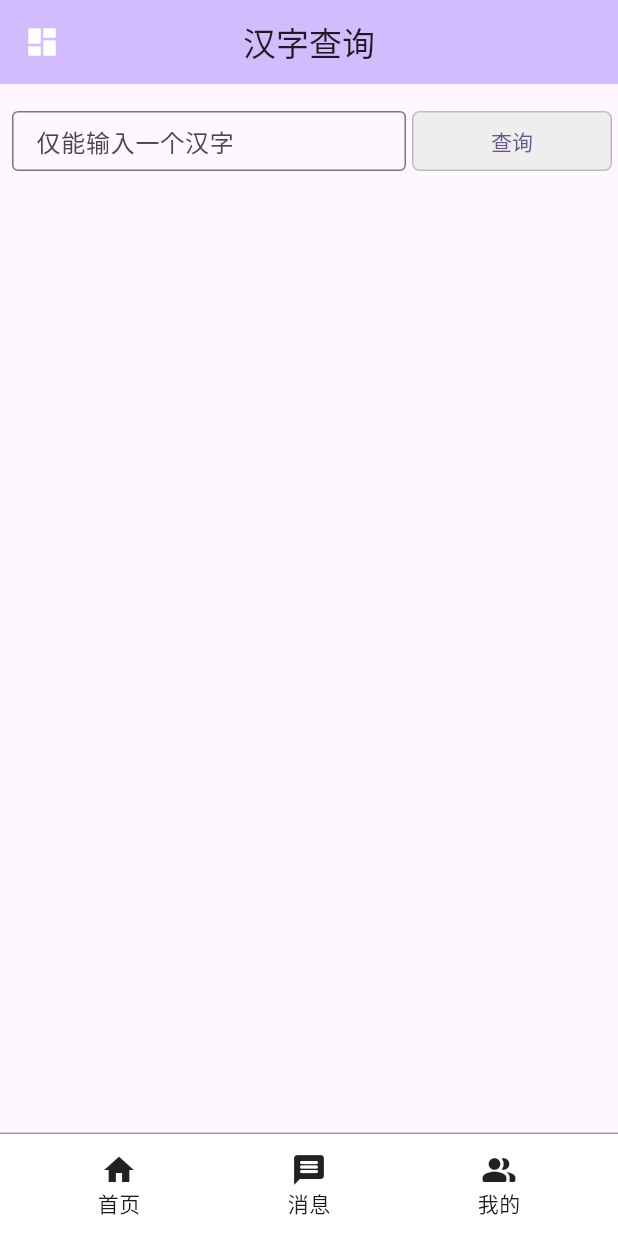
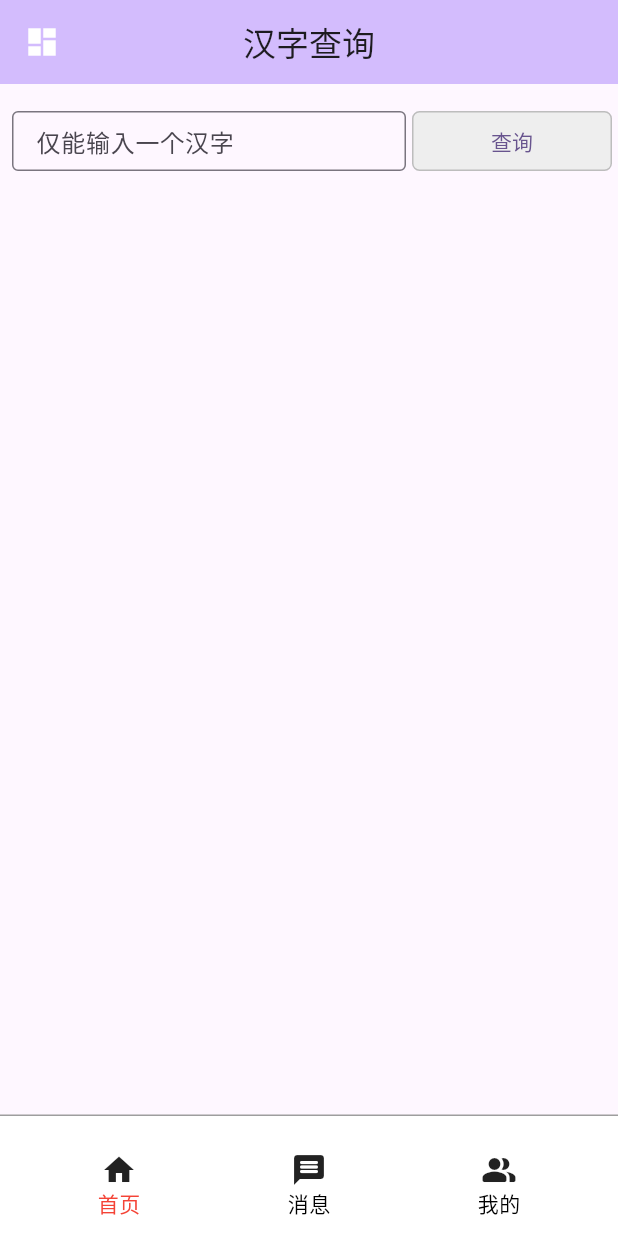
Before and after one commit to CyXiaoFeng/chineseStrock, a Flutter app: the screen it shows after launch, on a phone screen of 412 x 824 dp. Run offline on Flutter 3.47's test engine with Material 3 defaults, Android fonts, the phone set to English and light mode, and no system bars; our stand-ins replace permission_handler, universal_io.

Commit message:
脑子比较轴，终于实现了自定义bottomnavigatoritem,也算是一个学习dart的过程

```diff
--- a/lib/main.dart
+++ b/lib/main.dart
@@ -2,10 +2,8 @@
 
 import 'dart:convert';
 
-import 'package:chinesestrock/widget/bottomNavigation.dart';
+import 'package:chinesestrock/widget/BottomNavigation.dart';
 import 'package:flutter/material.dart';
-import 'package:flutter/services.dart';
-import 'package:http/http.dart' as http;
 // ignore: library_prefixes
 import 'package:html/parser.dart' as htmlParser;
 import 'package:permission_handler/permission_handler.dart';
@@ -53,12 +51,12 @@ class MyApp extends StatelessWidget {
   @override
   Widget build(BuildContext context) {
     return MaterialApp(
-      debugShowCheckedModeBanner: false, //取消appbar的测试标签
+      debugShowCheckedModeBanner: false, //不显示appbar的测试标签
       title: '汉字笔顺查询',
       theme: ThemeData(
           colorScheme: ColorScheme.fromSeed(seedColor: Colors.deepPurple),
           useMaterial3: true,
-          bottomAppBarTheme: const BottomAppBarTheme(height: 68.0)),
+          bottomAppBarTheme: const BottomAppBarTheme()),
       home: const MyHomePage(title: '汉字笔顺'),
     );
   }
@@ -79,6 +77,13 @@ class _MyHomePageState extends State<MyHomePage> {
     const ChildItemPage(title: "消息"),
     const ChildItemPage(title: "我的")
   ];
+  BottomNavigation? bnav;
+
+  @override
+  void initState() {
+    super.initState();
+    bnav = getNav();
+  }
 
   final List<BottomNavigationBarItem> navItems = [
     const BottomNavigationBarItem(
@@ -90,7 +95,7 @@ class _MyHomePageState extends State<MyHomePage> {
       label: '消息',
     ),
     const BottomNavigationBarItem(
-      icon: Icon(Icons.people),
+      icon: Icon(Icons.people_alt_rounded),
       label: '我的',
     ),
   ];
@@ -111,10 +116,7 @@ class _MyHomePageState extends State<MyHomePage> {
             );
           }),
         ),
-        bottomNavigationBar: BottomNavigation(
-          bottomNavItems: navItems,
-          changePageCallback: _changePage,
-        ),
+        bottomNavigationBar: getNav(),
         // floatingActionButton: FloatingActionButton(
         //   onPressed: () {},
         //   child: Icon(Icons.add),
@@ -123,11 +125,19 @@ class _MyHomePageState extends State<MyHomePage> {
         body: pages[currentPage]);
   }
 
-  void _changePage(int index) {
-    print(index);
+  BottomNavigation getNav() {
+    return BottomNavigation(
+      bottomNavItems: navItems,
+      changePageCallback: _changePage,
+    );
+  }
+
+  void _changePage(int index, Widget? widget) {
+    // print((widget as MyBottomAppBarItem).index);
     if (index != currentPage) {
       setState(() {
         currentPage = index;
+        // bnav?.changTab(currentPage);
       });
     }
   }
--- a/lib/pages/ChildItemPage.dart
+++ b/lib/pages/ChildItemPage.dart
@@ -19,7 +19,7 @@ class _GetChildItemPageState extends State<ChildItemPage> {
 
   @override
   Widget build(BuildContext context) {
-    print(widget.title);
+    // print(widget.title);
     return Column(
       children: <Widget>[
         Container(height: 10.0),
--- a/lib/widget/bottomNavigation.dart
+++ b/lib/widget/bottomNavigation.dart
@@ -2,37 +2,45 @@
 
 import 'package:flutter/material.dart';
 
-class BottomNavigation extends StatelessWidget {
+class BottomNavigation extends StatefulWidget {
   final List<BottomNavigationBarItem> bottomNavItems;
   // ignore: prefer_typing_uninitialized_variables
-  final void Function(int) changePageCallback;
+  final void Function(int, Widget?) changePageCallback;
+
   const BottomNavigation(
       {super.key,
       required this.bottomNavItems,
       required this.changePageCallback});
+  @override
+  // ignore: no_logic_in_create_state
+  State<StatefulWidget> createState() => getBTM();
+  // ignore: library_private_types_in_public_api
+  _BottomNavigationState getBTM() {
+    return _BottomNavigationState();
+  }
+}
+
+class _BottomNavigationState extends State<BottomNavigation> {
+  int selectedIndex = 0;
+  void updateState(int index) {
+    widget.changePageCallback(index, null);
+    setState(() {
+      selectedIndex = index;
+    });
+  }
 
   @override
   Widget build(BuildContext context) {
     // return BottomNavigationBar(items: bottomNavItems);
-
-    List<Map<String, dynamic>> bbi = [
-      {
-        "icon": Icons.home,
-        "label": '首页',
-        "index": 0,
-      },
-      {
-        "icon": Icons.message_rounded,
-        "label": '消息',
-        "index": 1,
-      },
-      {
-        "icon": Icons.people_alt_rounded,
-        "label": '我的',
-        "index": 2,
+    List<Map<String, dynamic>> bbi = [];
+    int i = 0;
+    for (BottomNavigationBarItem element in widget.bottomNavItems) {
+      bbi.add({
+        "icon": (element.icon as Icon).icon,
+        "label": element.label,
+        "index": i++,
+      });
     }
-    ];
-
     return Container(
         decoration: const BoxDecoration(
           border: Border(
@@ -50,7 +58,8 @@ class BottomNavigation extends StatelessWidget {
                   icon: item['icon'],
                   label: item['label'],
                   index: item['index'],
-                  callback: changePageCallback,
+                  callback: updateState,
+                  isSelected: item['index'] == selectedIndex,
                 ),
               );
             }).toList(),
@@ -59,31 +68,41 @@ class BottomNavigation extends StatelessWidget {
   }
 }
 
-//TODO:希望导航的内部组件上现边界紧凑一些
 //自定义底部导航
 class MyBottomAppBarItem extends StatelessWidget {
   final IconData icon;
   final String label;
   final int index;
   final Function(int) callback;
+  final bool isSelected;
   const MyBottomAppBarItem({
     super.key,
     required this.icon,
     required this.label,
     required this.callback,
     required this.index,
+    required this.isSelected,
   });
 
-  @override
-  Widget build(BuildContext context) {
+  Widget buildItem() {
     return GestureDetector(
-        onTap: () => callback(index),
+        child: InkWell(
+      onTap: () => {
+        callback(index),
+      },
       child: Column(
         mainAxisSize: MainAxisSize.min,
         children: [
           Icon(icon),
-            Text(label),
+          Text(label,
+              style: TextStyle(color: isSelected ? Colors.red : Colors.black)),
         ],
+      ),
     ));
   }
+
+  @override
+  Widget build(BuildContext context) {
+    return buildItem();
   }
+}
```
Lines whose indentation alone changed are shown as unchanged.
